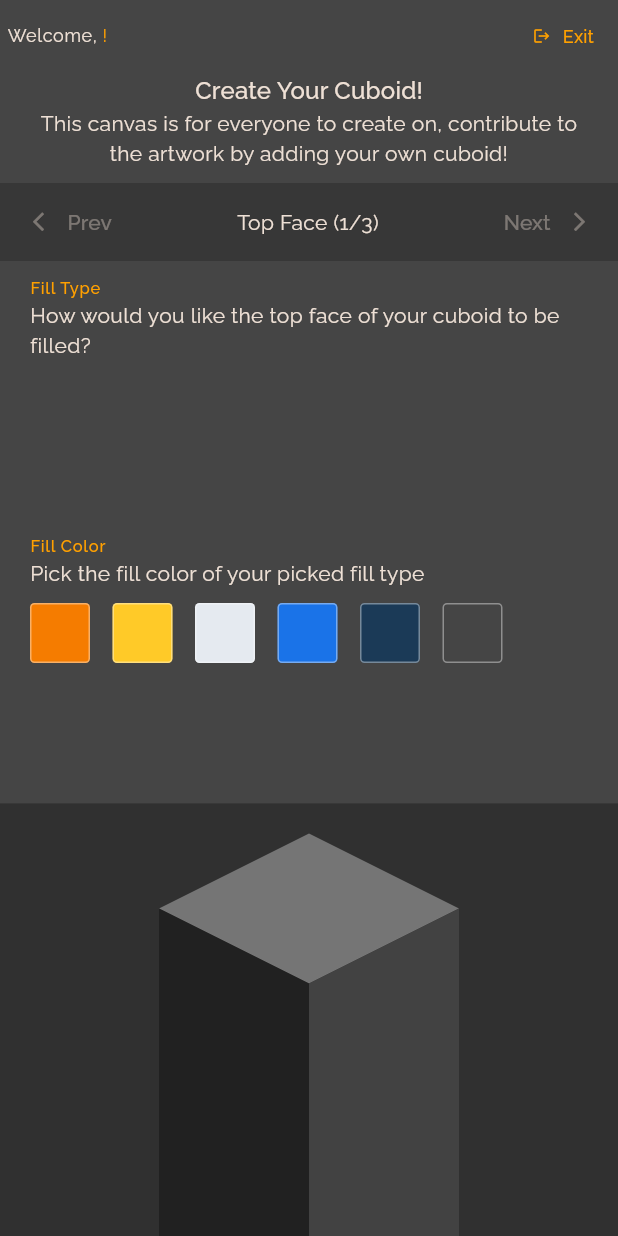
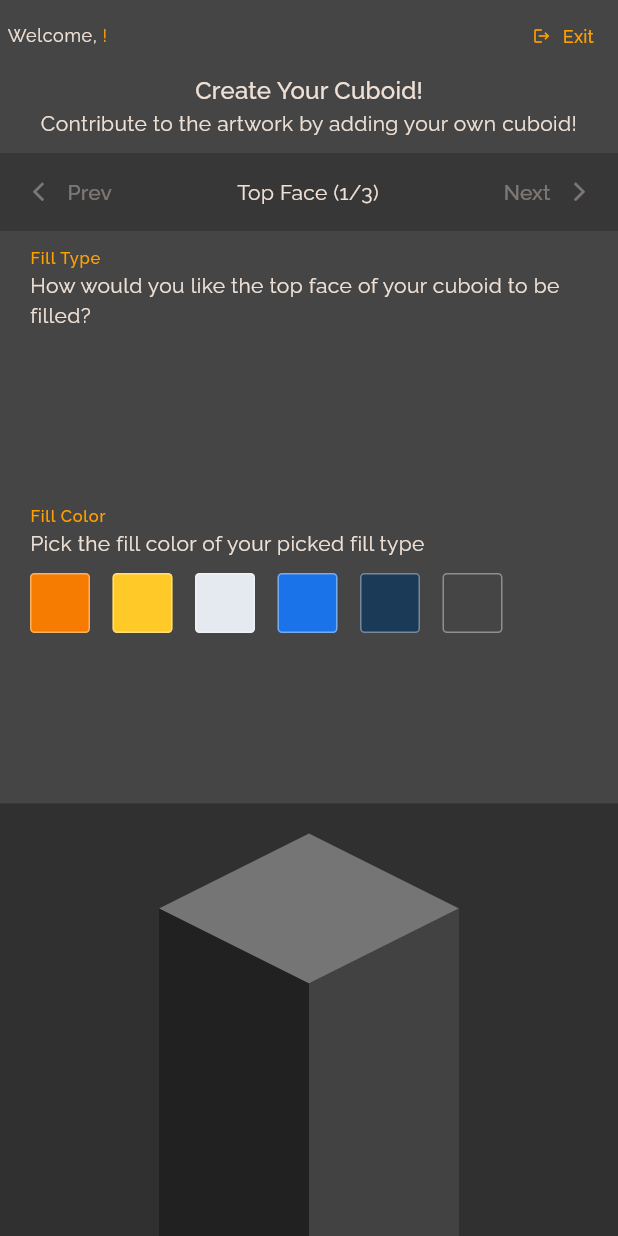
Before and after one commit to Roaa94/gen_art_canvas, a Flutter app: the screen it shows once a user with an empty profile is signed in, on a phone screen of 412 x 824 dp. Run offline on Flutter 3.47's test engine with Material 2 defaults, Android fonts, the phone set to English and light mode, and no system bars; our stand-ins replace cloud_firestore, equatable, firebase_auth, firebase_core, flutter_riverpod; accounts and stored records are empty.

Commit message:
fix: reduce text

```diff
--- a/lib/cuboids/widgets/cuboids_creator_bottom_sheet.dart
+++ b/lib/cuboids/widgets/cuboids_creator_bottom_sheet.dart
@@ -87,7 +87,7 @@ class _CuboidsCreatorBottomSheetState
                   style: Theme.of(context).textTheme.titleMedium,
                 ),
                 const Text(
-                  'This canvas is for everyone to create on, contribute to the artwork by adding your own cuboid!',
+                  'Contribute to the artwork by adding your own cuboid!',
                   textAlign: TextAlign.center,
                 ),
               ],
```
